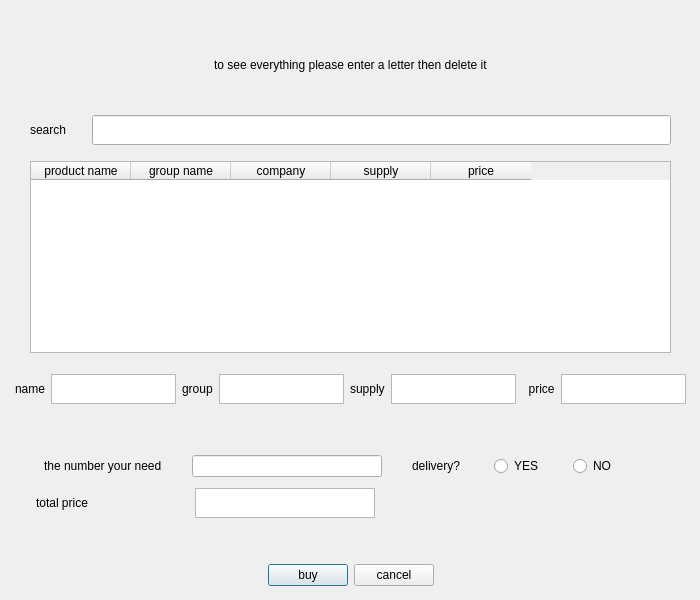
This is abuy.ui in melika-ag8/finalfoof as Qt 5 draws it before an edit. The edited form follows.
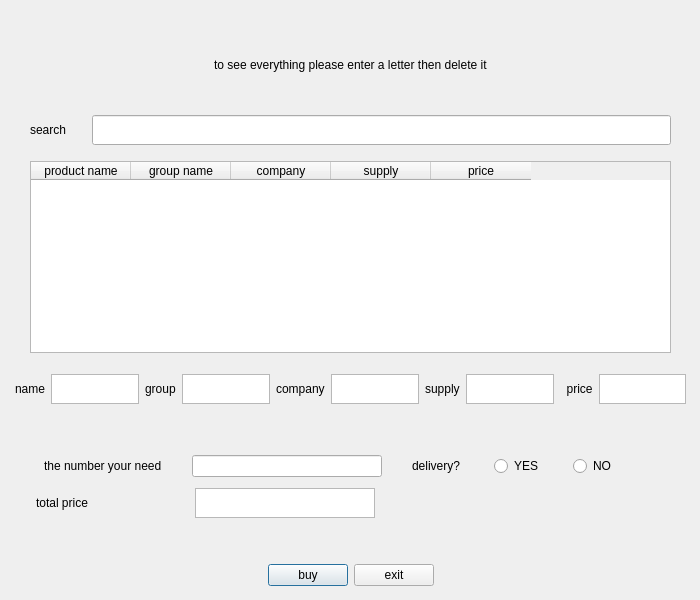
This is the edited form. Icons and pictures are not drawn.

```diff
--- a/abuy.ui
+++ b/abuy.ui
@@ -321,6 +321,29 @@
         </property>
        </widget>
       </item>
+      <item>
+       <widget class="QLabel" name="label_10">
+        <property name="text">
+         <string>company</string>
+        </property>
+       </widget>
+      </item>
+      <item>
+       <widget class="QTextBrowser" name="company">
+        <property name="sizePolicy">
+         <sizepolicy hsizetype="Fixed" vsizetype="Fixed">
+          <horstretch>0</horstretch>
+          <verstretch>0</verstretch>
+         </sizepolicy>
+        </property>
+        <property name="maximumSize">
+         <size>
+          <width>200</width>
+          <height>30</height>
+         </size>
+        </property>
+       </widget>
+      </item>
       <item>
        <widget class="QLabel" name="label_3">
         <property name="sizePolicy">
@@ -603,7 +626,7 @@
       <item>
        <widget class="QPushButton" name="cancel">
         <property name="text">
-         <string>cancel</string>
+         <string>exit</string>
         </property>
        </widget>
       </item>
```
